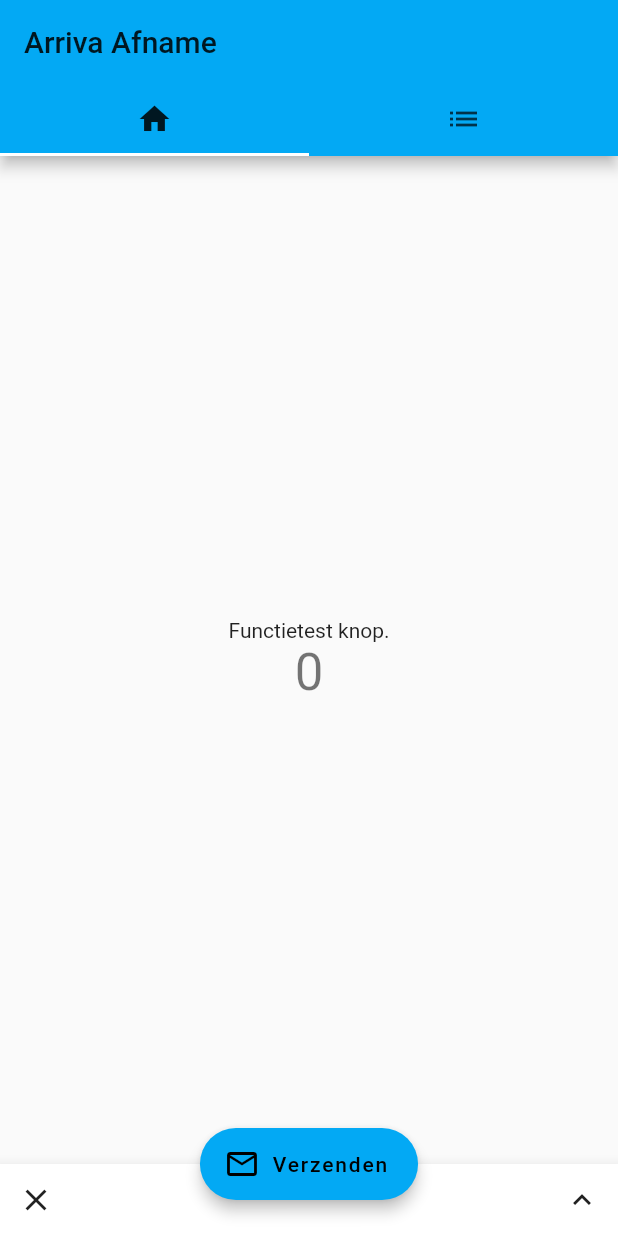
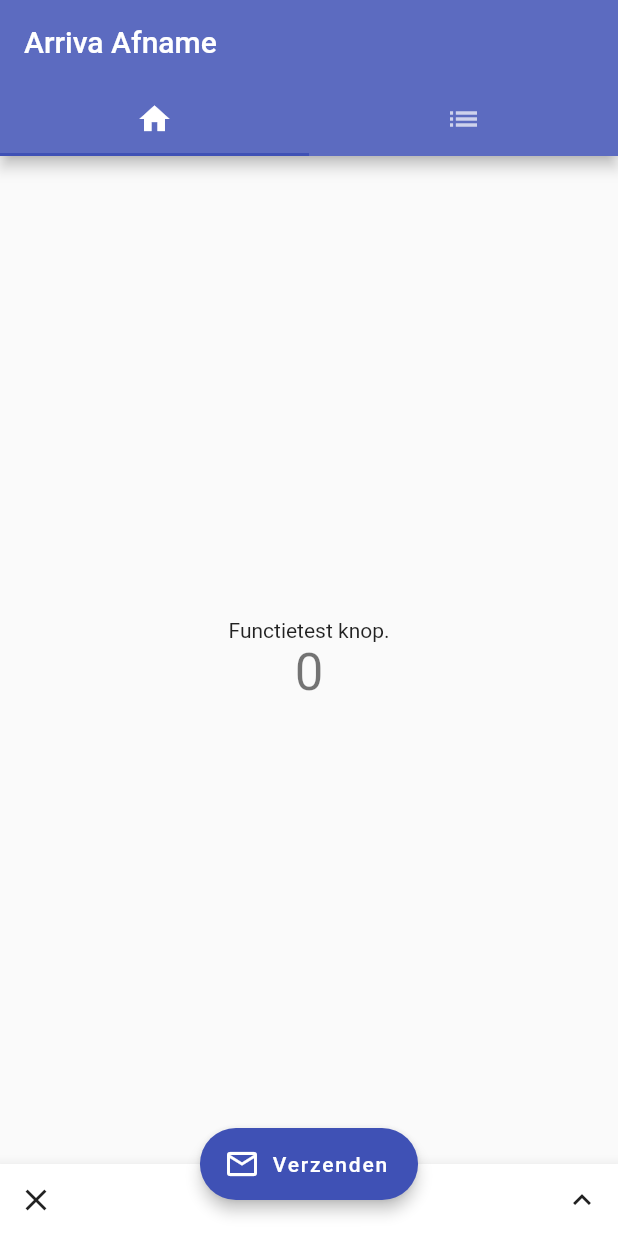
Before and after one commit to Kwonunn/arriva_app, a Flutter app: the screen it shows after launch, on a phone screen of 412 x 824 dp. Run offline on Flutter 3.47's test engine with Material 2 defaults, Android fonts, the phone set to English and light mode, and no system bars.

Commit message:
Messed around with some colors

```diff
--- a/lib/main.dart
+++ b/lib/main.dart
@@ -11,7 +11,8 @@ class MyApp extends StatelessWidget {
       title: 'Arriva App',
       debugShowCheckedModeBanner: false,
       theme: ThemeData(
-        primarySwatch: Colors.lightBlue,
+        primaryColor: Colors.indigo[400],
+        primarySwatch: Colors.indigo,
       ),
       home: MyHomePage(title: 'Arriva Afname'),
     );
```
